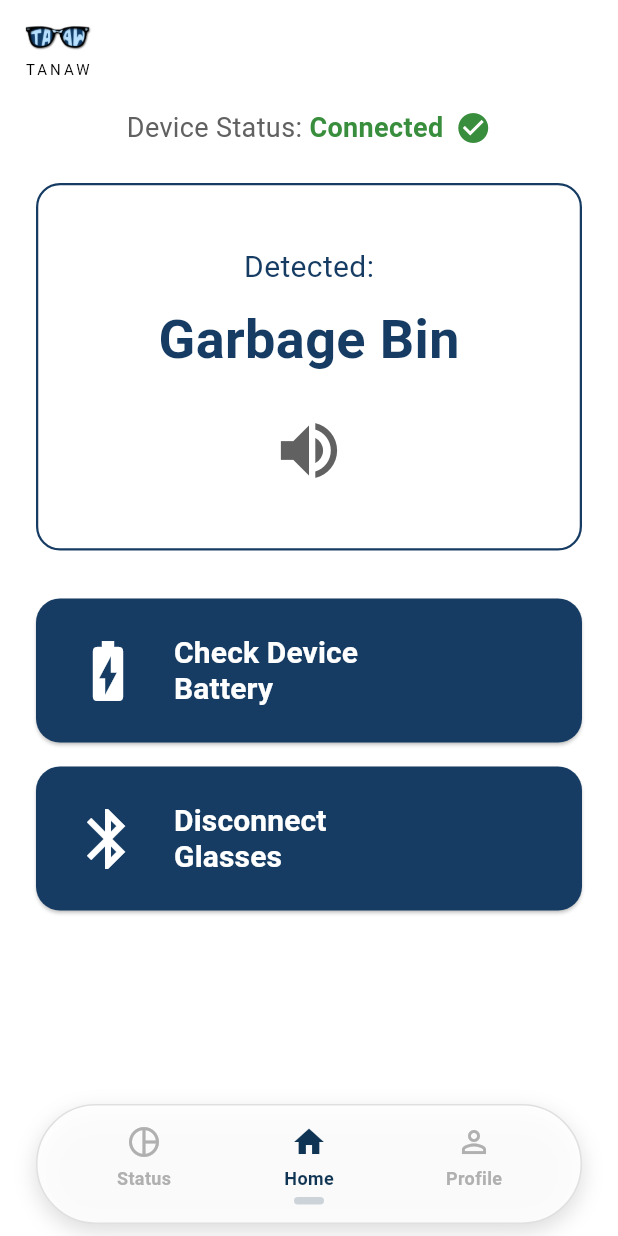
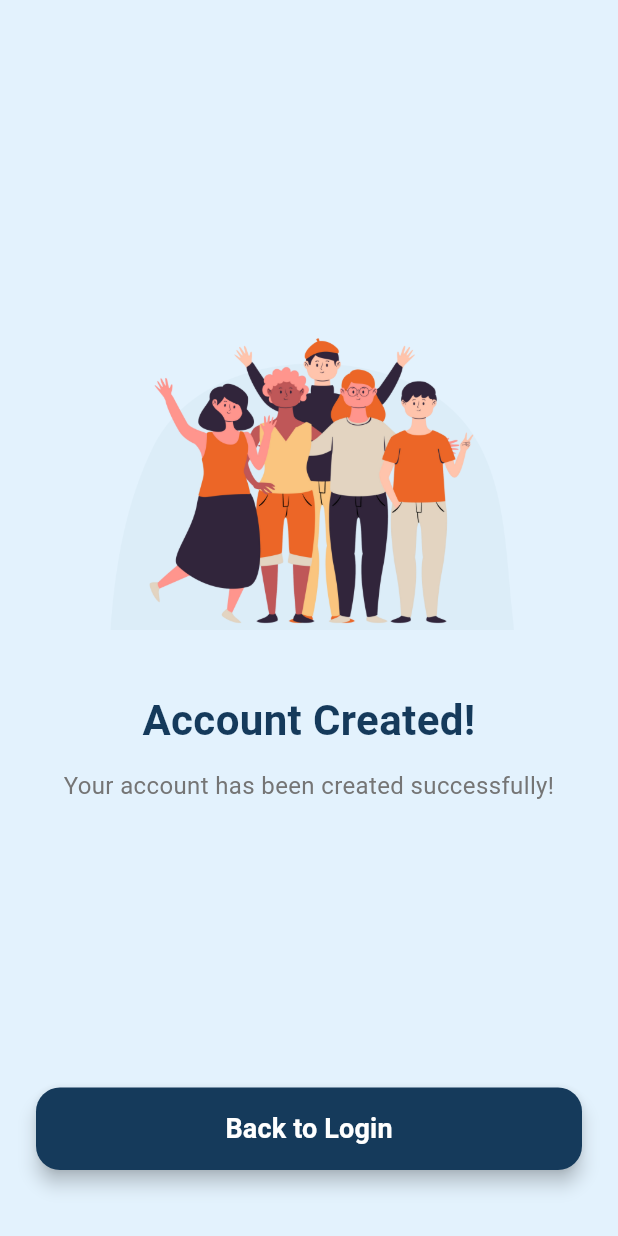
Before and after one commit to luis-guico/tanaw_app, a Flutter app: the SignupScreen screen opened directly, after a tap on "Sign Up", on a phone screen of 412 x 824 dp. Run offline on Flutter 3.47's test engine with Material 3 defaults, Android fonts, the light colour scheme and no system bars; our stand-ins replace flutter_tts, font_awesome_flutter, image_picker, shared_preferences, smooth_page_indicator; accounts and stored records are empty.

Commit message:
doti - updated (22)

```diff
--- a/lib/main.dart
+++ b/lib/main.dart
@@ -4,6 +4,7 @@ import 'package:tanaw_app/screens/splash_screen.dart';
 import 'package:tanaw_app/state/guardian_mode_state.dart';
 import 'package:tanaw_app/state/tts_state.dart';
 import 'package:tanaw_app/state/profile_state.dart';
+import 'package:tanaw_app/state/connection_state.dart' as app_connection;
 
 void main() {
   runApp(
@@ -12,6 +13,7 @@ void main() {
         ChangeNotifierProvider(create: (_) => GuardianModeState()),
         ChangeNotifierProvider(create: (_) => TtsState()),
         ChangeNotifierProvider(create: (_) => ProfileState()),
+        ChangeNotifierProvider(create: (_) => app_connection.ConnectionState()),
       ],
       child: const MyApp(),
     ),
--- /dev/null
+++ b/lib/screens/account_created_screen.dart
@@ -0,0 +1,79 @@
+import 'package:flutter/material.dart';
+import 'package:flutter/services.dart';
+import 'login_screen.dart';
+
+class AccountCreatedScreen extends StatelessWidget {
+  const AccountCreatedScreen({super.key});
+
+  @override
+  Widget build(BuildContext context) {
+    final screenHeight = MediaQuery.of(context).size.height;
+
+    return Scaffold(
+      backgroundColor: const Color(0xFFE3F2FD), // Soft blue background
+      body: SafeArea(
+        child: Padding(
+          padding: const EdgeInsets.all(24.0),
+          child: Column(
+            mainAxisAlignment: MainAxisAlignment.center,
+            crossAxisAlignment: CrossAxisAlignment.stretch,
+            children: [
+              const Spacer(),
+              Image.asset(
+                'assets/hellologin.png', // Placeholder illustration
+                height: screenHeight * 0.25,
+              ),
+              const SizedBox(height: 40),
+              const Text(
+                'Account Created!',
+                textAlign: TextAlign.center,
+                style: TextStyle(
+                  fontSize: 28,
+                  fontWeight: FontWeight.bold,
+                  color: Color(0xFF153A5B),
+                ),
+              ),
+              const SizedBox(height: 12),
+              Text(
+                'Your account has been created successfully!',
+                textAlign: TextAlign.center,
+                style: TextStyle(
+                  fontSize: 16,
+                  color: Colors.grey.shade600,
+                ),
+              ),
+              const Spacer(),
+              ElevatedButton(
+                onPressed: () {
+                  HapticFeedback.lightImpact();
+                  Navigator.pushAndRemoveUntil(
+                    context,
+                    MaterialPageRoute(builder: (context) => const LoginScreen()),
+                    (Route<dynamic> route) => false,
+                  );
+                },
+                style: ElevatedButton.styleFrom(
+                  backgroundColor: const Color(0xFF153A5B),
+                  minimumSize: const Size.fromHeight(55),
+                  shape: RoundedRectangleBorder(
+                    borderRadius: BorderRadius.circular(16),
+                  ),
+                  elevation: 5,
+                ),
+                child: const Text(
+                  'Back to Login',
+                  style: TextStyle(
+                    fontSize: 18,
+                    color: Colors.white,
+                    fontWeight: FontWeight.bold,
+                  ),
+                ),
+              ),
+              const SizedBox(height: 20),
+            ],
+          ),
+        ),
+      ),
+    );
+  }
+}
--- a/lib/screens/home_screen.dart
+++ b/lib/screens/home_screen.dart
@@ -9,6 +9,7 @@ import 'package:tanaw_app/state/tts_state.dart';
 import 'package:tanaw_app/widgets/animated_bottom_nav_bar.dart';
 import 'package:tanaw_app/widgets/app_logo.dart';
 import 'package:tanaw_app/widgets/fade_page_route.dart';
+import 'package:tanaw_app/state/connection_state.dart' as app_connection;
 
 class HomeScreen extends StatefulWidget {
   const HomeScreen({super.key});
@@ -20,7 +21,6 @@ class HomeScreen extends StatefulWidget {
 class HomeScreenState extends State<HomeScreen> {
   final FlutterTts _flutterTts = FlutterTts();
   final String _lastDetectedObject = "Garbage Bin";
-  final String _deviceStatus = "Connected";
   final String _batteryLevel = "80%";
   int _selectedIndex = 1;
 
@@ -75,6 +75,7 @@ class HomeScreenState extends State<HomeScreen> {
   @override
   Widget build(BuildContext context) {
     final ttsState = Provider.of<TtsState>(context);
+    final connectionState = Provider.of<app_connection.ConnectionState>(context);
 
     Widget screenContent = Scaffold(
         backgroundColor: Colors.white,
@@ -92,7 +93,7 @@ class HomeScreenState extends State<HomeScreen> {
           child: Column(
             mainAxisAlignment: MainAxisAlignment.start,
             children: [
-              _buildDeviceStatus(),
+              _buildDeviceStatus(connectionState.isConnected),
               const SizedBox(height: 24),
               _buildDetectedObjectCard(),
               const SizedBox(height: 32),
@@ -103,9 +104,12 @@ class HomeScreenState extends State<HomeScreen> {
               ),
               const SizedBox(height: 16),
               _buildActionButton(
-                icon: Icons.bluetooth,
-                text: 'Disconnect\nGlasses',
-                onPressed: () => _speak("Disconnecting glasses"),
+                icon: connectionState.isConnected ? Icons.bluetooth : Icons.bluetooth_disabled,
+                text: connectionState.isConnected ? 'Disconnect\nGlasses' : 'Connect\nGlasses',
+                onPressed: () {
+                  _speak(connectionState.isConnected ? "Disconnecting glasses" : "Connecting glasses");
+                  connectionState.toggleConnection();
+                },
               ),
 
             ],
@@ -127,7 +131,11 @@ class HomeScreenState extends State<HomeScreen> {
     }
   }
 
-  Widget _buildDeviceStatus() {
+  Widget _buildDeviceStatus(bool isConnected) {
+    final statusText = isConnected ? 'Connected' : 'Disconnected';
+    final statusColor = isConnected ? Colors.green.shade700 : Colors.red.shade700;
+    final statusIcon = isConnected ? Icons.check_circle : Icons.cancel;
+
     return Row(
       mainAxisAlignment: MainAxisAlignment.center,
       children: [
@@ -139,15 +147,15 @@ class HomeScreenState extends State<HomeScreen> {
           ),
         ),
         Text(
-          _deviceStatus,
+          statusText,
           style: TextStyle(
-            color: Colors.green.shade700,
+            color: statusColor,
             fontSize: 18,
             fontWeight: FontWeight.bold,
           ),
         ),
         const SizedBox(width: 8),
-        Icon(Icons.check_circle, color: Colors.green.shade700, size: 24),
+        Icon(statusIcon, color: statusColor, size: 24),
       ],
     );
   }
--- a/lib/screens/signup_screen.dart
+++ b/lib/screens/signup_screen.dart
@@ -1,8 +1,8 @@
 import 'package:flutter/material.dart';
 import 'package:flutter/services.dart';
 import 'package:font_awesome_flutter/font_awesome_flutter.dart';
-import 'home_screen.dart';
 import 'login_screen.dart';
+import 'account_created_screen.dart';
 
 class SignupScreen extends StatefulWidget {
   const SignupScreen({super.key});
@@ -109,10 +109,10 @@ class _SignupScreenState extends State<SignupScreen> {
                         ElevatedButton(
                           onPressed: () {
                             HapticFeedback.lightImpact();
-                            Navigator.pushReplacement(
+                            Navigator.push(
                               context,
                               MaterialPageRoute(
-                                  builder: (context) => const HomeScreen()),
+                                  builder: (context) => const AccountCreatedScreen()),
                             );
                           },
                           style: ElevatedButton.styleFrom(
```
Also changed, not shown: lib/screens/profile_screen.dart (+100 -10 lines), lib/screens/status_screen.dart (+10 -3 lines), lib/state/connection_state.dart (added, +12 -0 lines).
